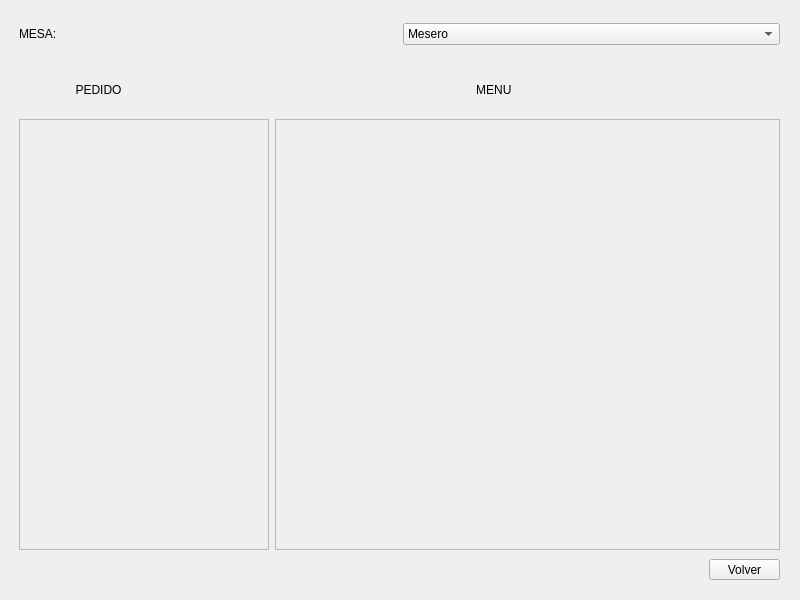
Old version of the form mainwindow.ui in the repository zamax14/Foodministration.
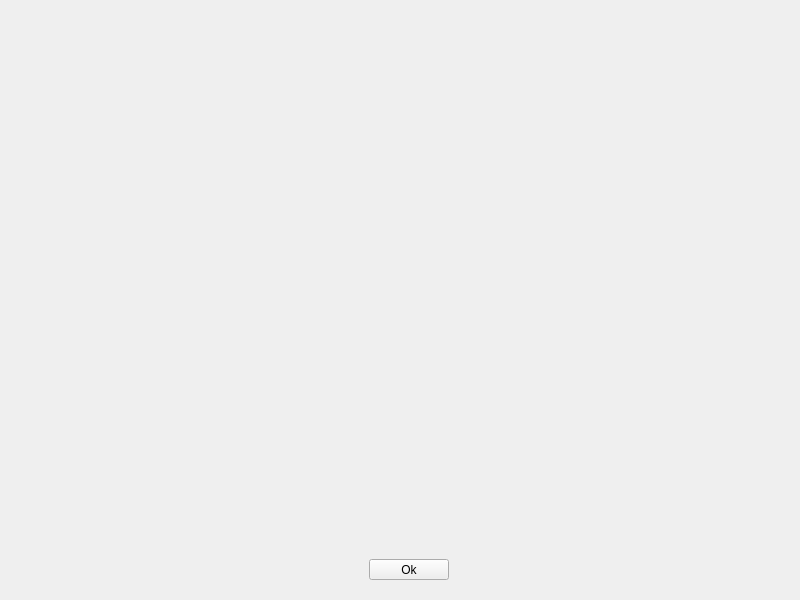
New version of the form. Icons and pictures are not drawn.

Commit message: Generacion de facturas version inicial

Patch:
```diff
--- a/mainwindow.ui
+++ b/mainwindow.ui
@@ -28,7 +28,7 @@
        </sizepolicy>
       </property>
       <property name="currentIndex">
-       <number>1</number>
+       <number>3</number>
       </property>
       <widget class="QWidget" name="Mesas">
        <widget class="QLabel" name="mesa_6LB">
@@ -546,6 +546,32 @@
         </layout>
        </widget>
       </widget>
+      <widget class="QWidget" name="Factura">
+       <widget class="QWidget" name="gridLayoutWidget">
+        <property name="geometry">
+         <rect>
+          <x>70</x>
+          <y>30</y>
+          <width>651</width>
+          <height>511</height>
+         </rect>
+        </property>
+        <layout class="QGridLayout" name="facturaGL"/>
+       </widget>
+       <widget class="QPushButton" name="okPB">
+        <property name="geometry">
+         <rect>
+          <x>360</x>
+          <y>550</y>
+          <width>80</width>
+          <height>21</height>
+         </rect>
+        </property>
+        <property name="text">
+         <string>Ok</string>
+        </property>
+       </widget>
+      </widget>
      </widget>
     </item>
    </layout>
```
Left out of the diff: 21 changed lines with no effect on the pictures. The commit also changes 9 other files.
